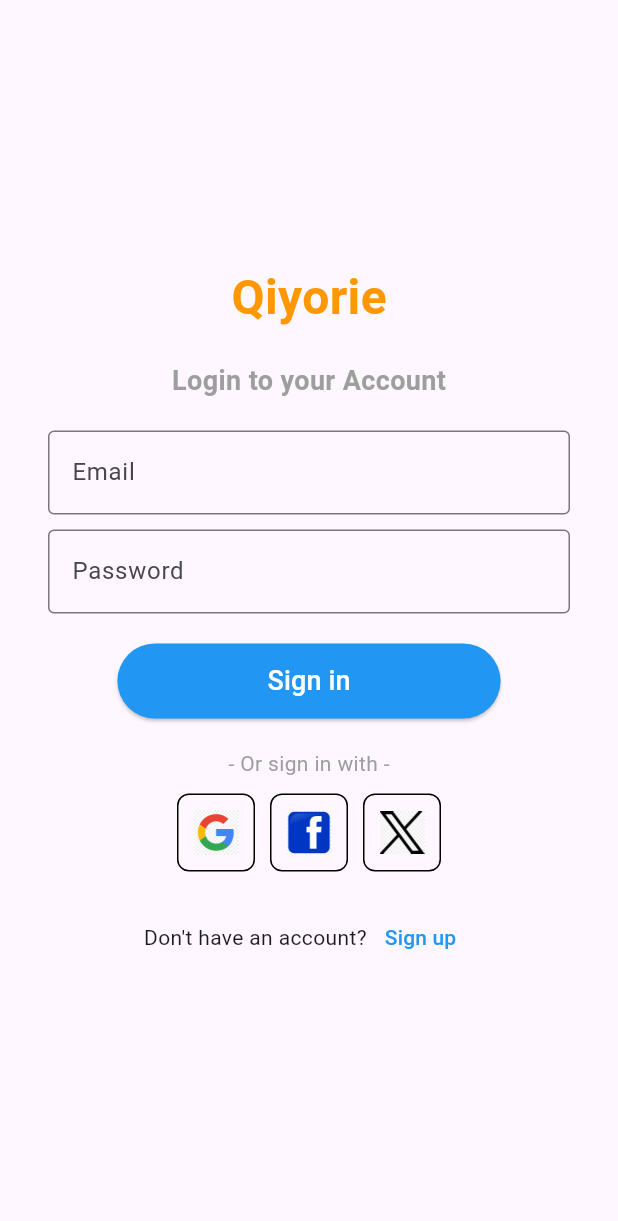
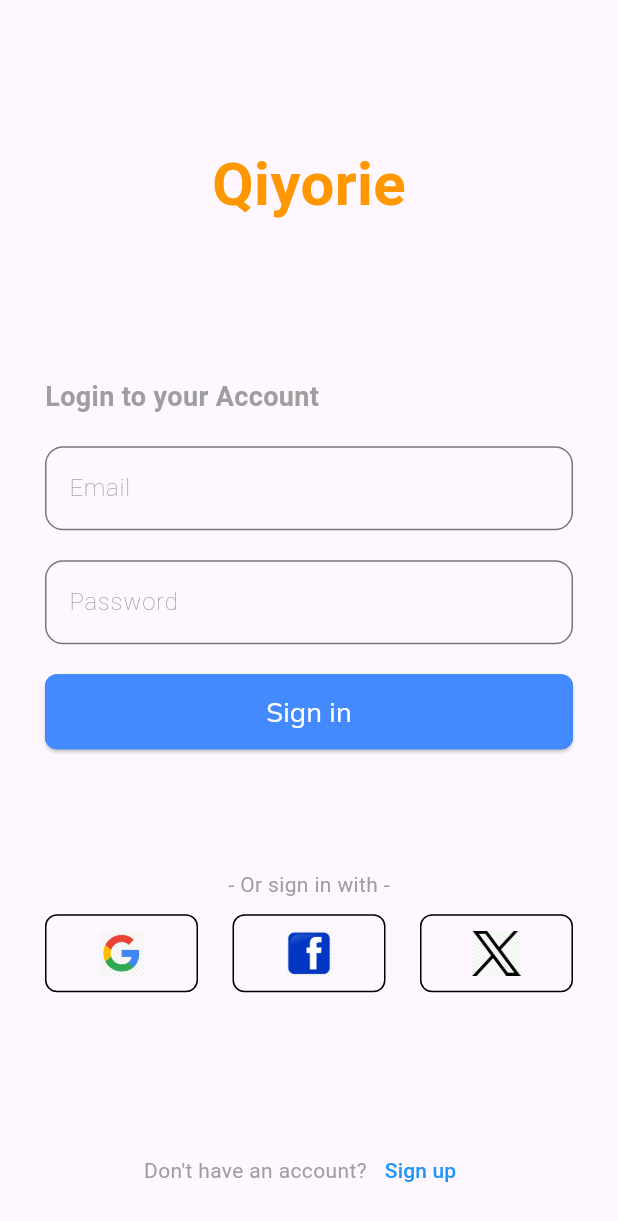
Before and after one commit to BooPassakorn/flutter_homework, a Flutter app: the screen it shows after launch, after a tap on "Sign in", on a phone screen of 412 x 824 dp. Shown: the top 1221 px of the screen. Run offline on Flutter 3.47's test engine with Material 3 defaults, Android fonts, the phone set to English and light mode, and no system bars; our stand-ins replace get, google_fonts.

Commit message:
add routes, theme, di, auth_controller and modify login_page

```diff
--- a/lib/core/config/routes.dart
+++ b/lib/core/config/routes.dart
@@ -0,0 +1,24 @@
+import 'package:flutter/material.dart';
+import 'package:flutter_ui_homework/main.dart';
+import 'package:get/get.dart';
+
+class Routes {
+  static const rootPage = "/";
+  static const mainPage = "/main";
+
+  static Map<String, WidgetBuilder> getRoute() {
+    return <String, WidgetBuilder>{
+      mainPage: (_) => MyApp(),
+    };
+  }
+
+  static List<GetPage> getPageRoute() {
+    return [
+      GetPage(
+        name: mainPage,
+        page: () => MyApp(),
+        transition: Transition.rightToLeft,
+      )
+    ];
+  }
+}
--- a/lib/core/di/auth_controller.dart
+++ b/lib/core/di/auth_controller.dart
@@ -0,0 +1,13 @@
+
+import 'package:flutter_ui_homework/core/config/routes.dart';
+import 'package:get/get.dart';
+
+class AuthController extends GetxController {
+
+  void bypassLogin() {
+    Get.offAllNamed(
+        Routes.mainPage); //ไม่เอาตัวเองลง stack และล้าง stack ออกด้วย
+
+    // Get.toNamed(Routes.mainPage);
+  }
+}
--- a/lib/core/di/di.dart
+++ b/lib/core/di/di.dart
@@ -0,0 +1,7 @@
+import 'package:flutter_ui_homework/core/di/auth_controller.dart';
+import 'package:get/get.dart';
+
+Future<void>  initGetX() async {
+  Get.put<AuthController>(AuthController());
+
+}
--- /dev/null
+++ b/lib/core/theme/theme.dart
@@ -0,0 +1,25 @@
+
+import 'package:flutter/material.dart';
+import 'package:google_fonts/google_fonts.dart';
+
+class TitleText extends StatelessWidget {
+  final String text;
+  final double fontSize;
+  final Color color;
+  final FontWeight fontWeight;
+
+  const TitleText(
+      {Key? key,
+        required this.text,
+        this.fontSize = 18,
+        this.color = Colors.black54,
+        this.fontWeight = FontWeight.w800})
+      : super(key: key);
+
+  @override
+  Widget build(BuildContext context) {
+    return Text(text,
+        style: GoogleFonts.mulish(
+            fontSize: fontSize, fontWeight: fontWeight, color: color));
+  }
+}
--- a/lib/main.dart
+++ b/lib/main.dart
@@ -1,7 +1,10 @@
 import 'package:flutter/material.dart';
+import 'package:flutter_ui_homework/core/di/di.dart';
 import 'package:flutter_ui_homework/src/pages/login_page.dart';
 
-void main() {
+void main() async {
+
+  await initGetX();
   runApp(const MyApp());
 }
 
--- a/lib/src/pages/login_page.dart
+++ b/lib/src/pages/login_page.dart
@@ -1,61 +1,88 @@
 import 'package:flutter/material.dart';
+import 'package:flutter_ui_homework/core/di/auth_controller.dart';
+import 'package:flutter_ui_homework/core/theme/theme.dart';
+import 'package:get/get.dart';
 
 class LoginPage extends StatelessWidget {
+  LoginPage({Key? key}) : super(key: key);
+
+  final _authController = Get.find<AuthController>();
+
   @override
   Widget build(BuildContext context) {
     return Scaffold(
-      body: Padding(
-        padding: const EdgeInsets.symmetric(horizontal: 32.0),
-        child: Center(
+      body: SafeArea(
+        child: Padding(
+          padding: const EdgeInsets.symmetric(horizontal: 30.0),
           child: Column(
+            children: [
+              Spacer(), // ดันเนื้อหาหลักให้อยู่ตรงกลางของหน้าจอ
+              Column(
                 mainAxisAlignment: MainAxisAlignment.center,
                 children: [
                   Text(
                     "Qiyorie",
                     style: TextStyle(
-                  fontSize: 32,
+                      fontSize: 40,
                       fontWeight: FontWeight.bold,
                       color: Colors.orange,
                     ),
                   ),
-              SizedBox(height: 20),
-              Text(
+                  SizedBox(height: 100),
+                  Column(
+                    crossAxisAlignment: CrossAxisAlignment.start,
+                    children: [
+                      Align(
+                        alignment: Alignment.centerLeft,
+                        child: Text(
                           "Login to your Account",
-                style: TextStyle(fontSize: 18, fontWeight: FontWeight.w600, color: Colors.grey),
+                          style: TextStyle(
+                            fontSize: 18,
+                            fontWeight: FontWeight.w600,
+                            color: Colors.grey,
+                          ),
+                        ),
+                      ),
+                    ],
                   ),
                   SizedBox(height: 20),
                   TextField(
                     decoration: InputDecoration(
-                  border: OutlineInputBorder(),
+                      border: OutlineInputBorder(
+                        borderRadius:
+                            BorderRadius.circular(12),
+                      ),
                       hintText: "Email",
+                      hintStyle: TextStyle(
+                        fontWeight: FontWeight.w200,
+                        color: Colors.grey,
+                        fontSize: 16,
                       ),
-              ),
-              SizedBox(height: 10),
-              TextField(
-                obscureText: true,
-                decoration: InputDecoration(
-                  border: OutlineInputBorder(),
-                  hintText: "Password",
                     ),
                   ),
                   SizedBox(height: 20),
-              ElevatedButton(
-                style: ElevatedButton.styleFrom(
-                  backgroundColor: Colors.blue,
-                  padding: EdgeInsets.symmetric(vertical: 12, horizontal: 100),
+                  TextField(
+                    decoration: InputDecoration(
+                      border: OutlineInputBorder(
+                        borderRadius:
+                            BorderRadius.circular(12),
                       ),
-                onPressed: () {},
-                child: Text(
-                  "Sign in",
-                  style: TextStyle(fontSize: 18, color: Colors.white),
+                      hintText: "Password",
+                      hintStyle: TextStyle(
+                        fontWeight: FontWeight.w200,
+                        color: Colors.grey,
+                        fontSize: 16,
+                      ),
                     ),
                   ),
                   SizedBox(height: 20),
-              Text("- Or sign in with -", style: TextStyle(color: Colors.grey)),
+                  _loginButton(),
+                  SizedBox(height: 80),
+                  Text("- Or sign in with -",
+                      style: TextStyle(color: Colors.grey)),
                   SizedBox(height: 10),
-              SingleChildScrollView(
-                child: Row(
-                  mainAxisAlignment: MainAxisAlignment.center,
+                  Row(
+                    mainAxisAlignment: MainAxisAlignment.spaceBetween,
                     children: [
                       _socialButton("assets/google.png"),
                       SizedBox(width: 10),
@@ -64,22 +91,54 @@ class LoginPage extends StatelessWidget {
                       _socialButton("assets/x.png"),
                     ],
                   ),
+                ],
               ),
-              SizedBox(height: 20),
+              Spacer(), // ดัน "Don't have an account? Sign up" ไปด้านล่าง
               Row(
                 mainAxisAlignment: MainAxisAlignment.center,
                 children: [
-                  Text("Don't have an account?"),
+                  Text(
+                    "Don't have an account?",
+                    style: TextStyle(color: Colors.grey),
+                  ),
                   TextButton(
                     onPressed: () {},
-                    child: Text("Sign up", style: TextStyle(color: Colors.blue)),
+                    child:
+                        Text("Sign up", style: TextStyle(color: Colors.blue)),
                   ),
                 ],
               ),
+              SizedBox(height: 20),
             ],
           ),
         ),
       ),
+    );
+  }
+
+  Widget _loginButton() {
+    return SizedBox(
+      width: double.infinity,
+      height: 50,
+      child: ElevatedButton(
+          onPressed: () {
+            _authController.bypassLogin();
+          },
+          style: ButtonStyle(
+            backgroundColor:
+                MaterialStateProperty.all<Color>(Colors.blueAccent),
+            shape: MaterialStateProperty.all<RoundedRectangleBorder>(
+              RoundedRectangleBorder(
+                borderRadius: BorderRadius.circular(8.0),
+                side: const BorderSide(color: Colors.blueAccent),
+              ),
+            ),
+          ),
+          child: TitleText(
+            text: "Sign in",
+            fontWeight: FontWeight.w400,
+            color: Colors.white,
+          )),
     );
   }
 
@@ -92,7 +151,7 @@ class LoginPage extends StatelessWidget {
       ),
       child: Image.asset(
         assetPath,
-        width: 30,
+        width: 80,
         height: 30,
       ),
     );
```
Lines whose indentation alone changed are shown as unchanged.
